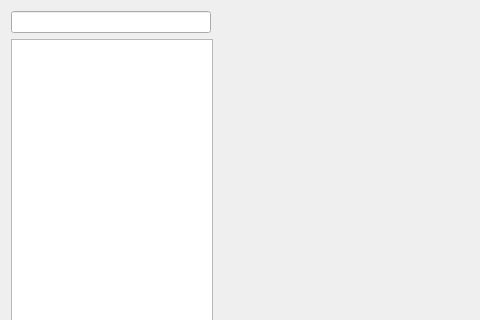
TeleMidia/nclcomposer, file composer-gui/ui/PreferencesDialog.ui: the form before one commit; both pictures show x 0 to 480 and y 0 to 320 of the 618 by 403 pixel window.
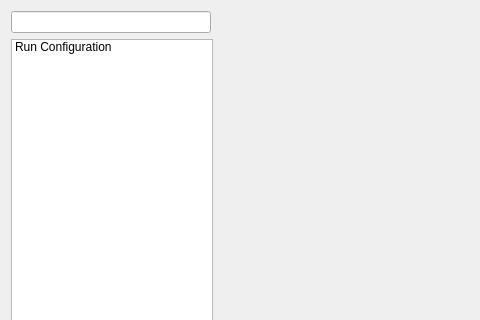
The form after the commit. Icons and pictures are not drawn.

Commit message:
[gui] maint: Add function addPreferencesPage(IPluginFactory *) to Preferences dialog.
* include/PreferencesDialog.h: Likewise.
* src/PreferencesDialog.cpp: Likewise.
* ui/PreferencesDialog.ui: Likewise.

```diff
--- a/composer-gui/ui/PreferencesDialog.ui
+++ b/composer-gui/ui/PreferencesDialog.ui
@@ -90,6 +90,18 @@
        <height>16777215</height>
       </size>
      </property>
+     <property name="spacing">
+      <number>5</number>
+     </property>
+     <item>
+      <property name="text">
+       <string>Run Configuration</string>
+      </property>
+      <property name="icon">
+       <iconset resource="../images.qrc">
+        <normaloff>:/mainwindow/images/play_button.png</normaloff>:/mainwindow/images/play_button.png</iconset>
+      </property>
+     </item>
     </widget>
    </item>
   </layout>
```
Left out of the diff: 6 changed lines with no effect on the pictures. The commit also changes 2 other files.
